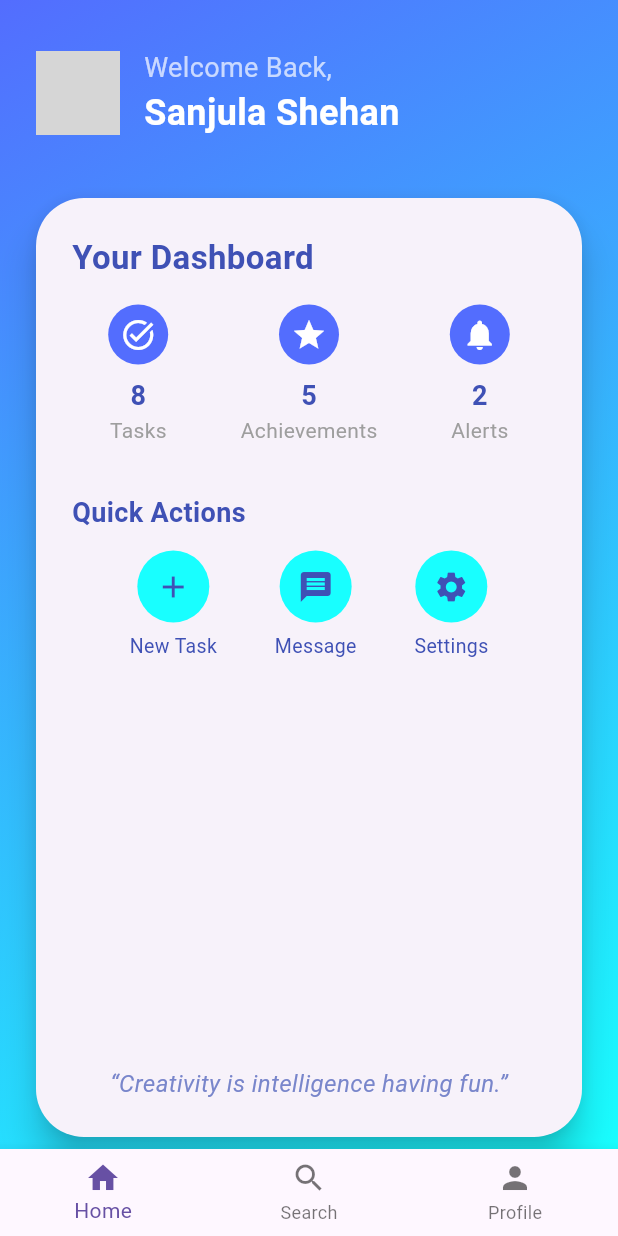
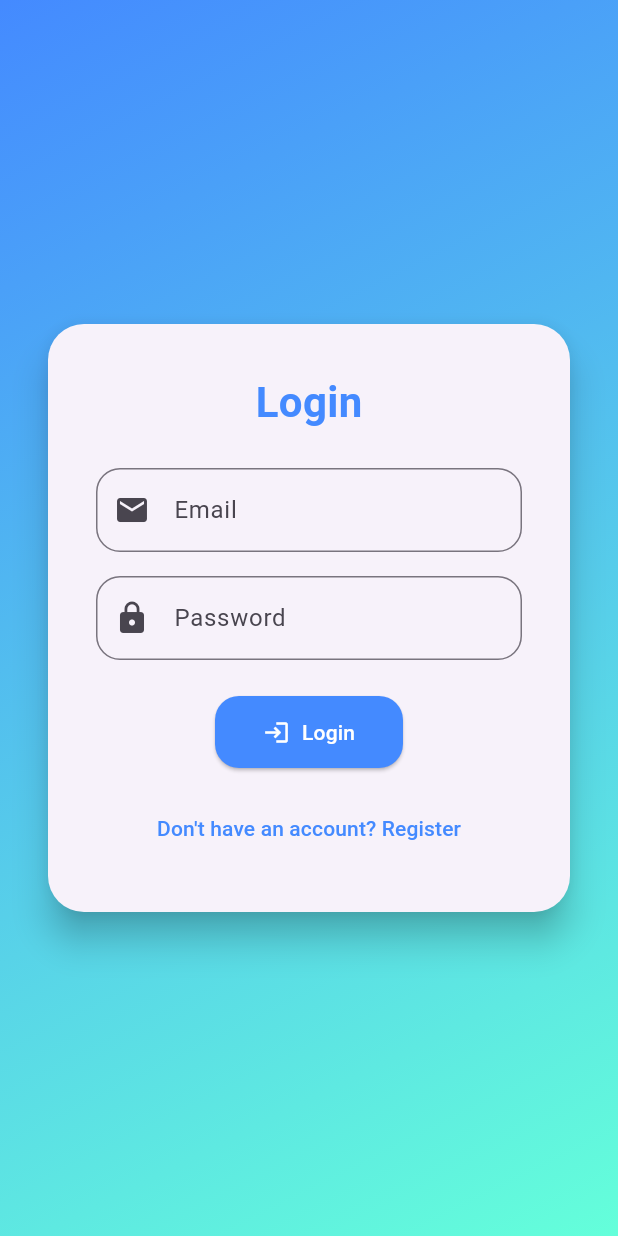
Before and after one commit to Sanjula111/Flutterproject, a Flutter app: the screen it shows after launch, on a phone screen of 412 x 824 dp. Run offline on Flutter 3.47's test engine with Material 3 defaults, Android fonts, the phone set to English and light mode, and no system bars; our stand-ins replace supabase_flutter; accounts and stored records are empty; grey boxes are pictures that could not be loaded.

Commit message:
Initialize Supabase and add login functionality with LoginPage and RegisterPage

```diff
--- /dev/null
+++ b/lib/auth_pages.dart
@@ -0,0 +1,255 @@
+import 'package:flutter/material.dart';
+
+class LoginPage extends StatefulWidget {
+  const LoginPage({super.key});
+
+  @override
+  State<LoginPage> createState() => _LoginPageState();
+}
+
+class _LoginPageState extends State<LoginPage> {
+  final _formKey = GlobalKey<FormState>();
+  String email = '';
+  String password = '';
+
+  @override
+  Widget build(BuildContext context) {
+    return Scaffold(
+      body: Container(
+        decoration: const BoxDecoration(
+          gradient: LinearGradient(
+            colors: [Colors.blueAccent, Colors.tealAccent],
+            begin: Alignment.topLeft,
+            end: Alignment.bottomRight,
+          ),
+        ),
+        child: Center(
+          child: Card(
+            elevation: 10,
+            shape: RoundedRectangleBorder(
+              borderRadius: BorderRadius.circular(24),
+            ),
+            margin: const EdgeInsets.symmetric(horizontal: 32, vertical: 80),
+            child: Padding(
+              padding: const EdgeInsets.all(32.0),
+              child: Form(
+                key: _formKey,
+                child: Column(
+                  mainAxisSize: MainAxisSize.min,
+                  children: [
+                    const Text(
+                      'Login',
+                      style: TextStyle(
+                        fontSize: 28,
+                        fontWeight: FontWeight.bold,
+                        color: Colors.blueAccent,
+                      ),
+                    ),
+                    const SizedBox(height: 24),
+                    TextFormField(
+                      decoration: InputDecoration(
+                        labelText: 'Email',
+                        prefixIcon: const Icon(Icons.email),
+                        border: OutlineInputBorder(
+                          borderRadius: BorderRadius.circular(16),
+                        ),
+                      ),
+                      keyboardType: TextInputType.emailAddress,
+                      onChanged: (val) => email = val,
+                      validator: (val) => val != null && val.contains('@')
+                          ? null
+                          : 'Enter a valid email',
+                    ),
+                    const SizedBox(height: 16),
+                    TextFormField(
+                      decoration: InputDecoration(
+                        labelText: 'Password',
+                        prefixIcon: const Icon(Icons.lock),
+                        border: OutlineInputBorder(
+                          borderRadius: BorderRadius.circular(16),
+                        ),
+                      ),
+                      obscureText: true,
+                      onChanged: (val) => password = val,
+                      validator: (val) => val != null && val.length >= 6
+                          ? null
+                          : 'Password too short',
+                    ),
+                    const SizedBox(height: 24),
+                    ElevatedButton.icon(
+                      icon: const Icon(Icons.login),
+                      label: const Text('Login'),
+                      style: ElevatedButton.styleFrom(
+                        backgroundColor: Colors.blueAccent,
+                        foregroundColor: Colors.white,
+                        shape: RoundedRectangleBorder(
+                          borderRadius: BorderRadius.circular(16),
+                        ),
+                        padding: const EdgeInsets.symmetric(
+                          vertical: 14,
+                          horizontal: 32,
+                        ),
+                      ),
+                      onPressed: () {
+                        if (_formKey.currentState!.validate()) {
+                          // Handle login logic
+                        }
+                      },
+                    ),
+                    const SizedBox(height: 16),
+                    TextButton(
+                      onPressed: () {
+                        Navigator.push(
+                          context,
+                          MaterialPageRoute(
+                            builder: (context) => const RegisterPage(),
+                          ),
+                        );
+                      },
+                      child: const Text(
+                        "Don't have an account? Register",
+                        style: TextStyle(color: Colors.blueAccent),
+                      ),
+                    ),
+                  ],
+                ),
+              ),
+            ),
+          ),
+        ),
+      ),
+    );
+  }
+}
+
+class RegisterPage extends StatefulWidget {
+  const RegisterPage({super.key});
+
+  @override
+  State<RegisterPage> createState() => _RegisterPageState();
+}
+
+class _RegisterPageState extends State<RegisterPage> {
+  final _formKey = GlobalKey<FormState>();
+  String name = '';
+  String email = '';
+  String password = '';
+
+  @override
+  Widget build(BuildContext context) {
+    return Scaffold(
+      body: Container(
+        decoration: const BoxDecoration(
+          gradient: LinearGradient(
+            colors: [Colors.purpleAccent, Colors.blueAccent],
+            begin: Alignment.topRight,
+            end: Alignment.bottomLeft,
+          ),
+        ),
+        child: Center(
+          child: Card(
+            elevation: 10,
+            shape: RoundedRectangleBorder(
+              borderRadius: BorderRadius.circular(24),
+            ),
+            margin: const EdgeInsets.symmetric(horizontal: 32, vertical: 80),
+            child: Padding(
+              padding: const EdgeInsets.all(32.0),
+              child: Form(
+                key: _formKey,
+                child: Column(
+                  mainAxisSize: MainAxisSize.min,
+                  children: [
+                    const Text(
+                      'Register',
+                      style: TextStyle(
+                        fontSize: 28,
+                        fontWeight: FontWeight.bold,
+                        color: Colors.purpleAccent,
+                      ),
+                    ),
+                    const SizedBox(height: 24),
+                    TextFormField(
+                      decoration: InputDecoration(
+                        labelText: 'Name',
+                        prefixIcon: const Icon(Icons.person),
+                        border: OutlineInputBorder(
+                          borderRadius: BorderRadius.circular(16),
+                        ),
+                      ),
+                      onChanged: (val) => name = val,
+                      validator: (val) => val != null && val.isNotEmpty
+                          ? null
+                          : 'Enter your name',
+                    ),
+                    const SizedBox(height: 16),
+                    TextFormField(
+                      decoration: InputDecoration(
+                        labelText: 'Email',
+                        prefixIcon: const Icon(Icons.email),
+                        border: OutlineInputBorder(
+                          borderRadius: BorderRadius.circular(16),
+                        ),
+                      ),
+                      keyboardType: TextInputType.emailAddress,
+                      onChanged: (val) => email = val,
+                      validator: (val) => val != null && val.contains('@')
+                          ? null
+                          : 'Enter a valid email',
+                    ),
+                    const SizedBox(height: 16),
+                    TextFormField(
+                      decoration: InputDecoration(
+                        labelText: 'Password',
+                        prefixIcon: const Icon(Icons.lock),
+                        border: OutlineInputBorder(
+                          borderRadius: BorderRadius.circular(16),
+                        ),
+                      ),
+                      obscureText: true,
+                      onChanged: (val) => password = val,
+                      validator: (val) => val != null && val.length >= 6
+                          ? null
+                          : 'Password too short',
+                    ),
+                    const SizedBox(height: 24),
+                    ElevatedButton.icon(
+                      icon: const Icon(Icons.app_registration),
+                      label: const Text('Register'),
+                      style: ElevatedButton.styleFrom(
+                        backgroundColor: Colors.purpleAccent,
+                        foregroundColor: Colors.white,
+                        shape: RoundedRectangleBorder(
+                          borderRadius: BorderRadius.circular(16),
+                        ),
+                        padding: const EdgeInsets.symmetric(
+                          vertical: 14,
+                          horizontal: 32,
+                        ),
+                      ),
+                      onPressed: () {
+                        if (_formKey.currentState!.validate()) {
+                          // Handle registration logic
+                        }
+                      },
+                    ),
+                    const SizedBox(height: 16),
+                    TextButton(
+                      onPressed: () {
+                        Navigator.pop(context);
+                      },
+                      child: const Text(
+                        "Already have an account? Login",
+                        style: TextStyle(color: Colors.purpleAccent),
+                      ),
+                    ),
+                  ],
+                ),
+              ),
+            ),
+          ),
+        ),
+      ),
+    );
+  }
+}
--- a/lib/main.dart
+++ b/lib/main.dart
@@ -1,9 +1,16 @@
 import 'package:flutter/material.dart';
+import 'package:supabase_flutter/supabase_flutter.dart';
 import 'home_page.dart';
 import 'profile_page.dart';
-import 'search_page.dart'; // Add this import
+import 'search_page.dart';
+import 'auth_pages.dart'; // Import your login/register pages
 
-void main() {
+void main() async {
+  WidgetsFlutterBinding.ensureInitialized();
+  await Supabase.initialize(
+    url: 'YOUR_SUPABASE_URL', // Replace with your Supabase project URL
+    anonKey: 'YOUR_SUPABASE_ANON_KEY', // Replace with your anon public key
+  );
   runApp(const MyApp());
 }
 
@@ -12,7 +19,9 @@ class MyApp extends StatelessWidget {
 
   @override
   Widget build(BuildContext context) {
-    return const MaterialApp(home: HomeScreen());
+    return const MaterialApp(
+      home: LoginPage(), // Show login page first
+    );
   }
 }
 
```
